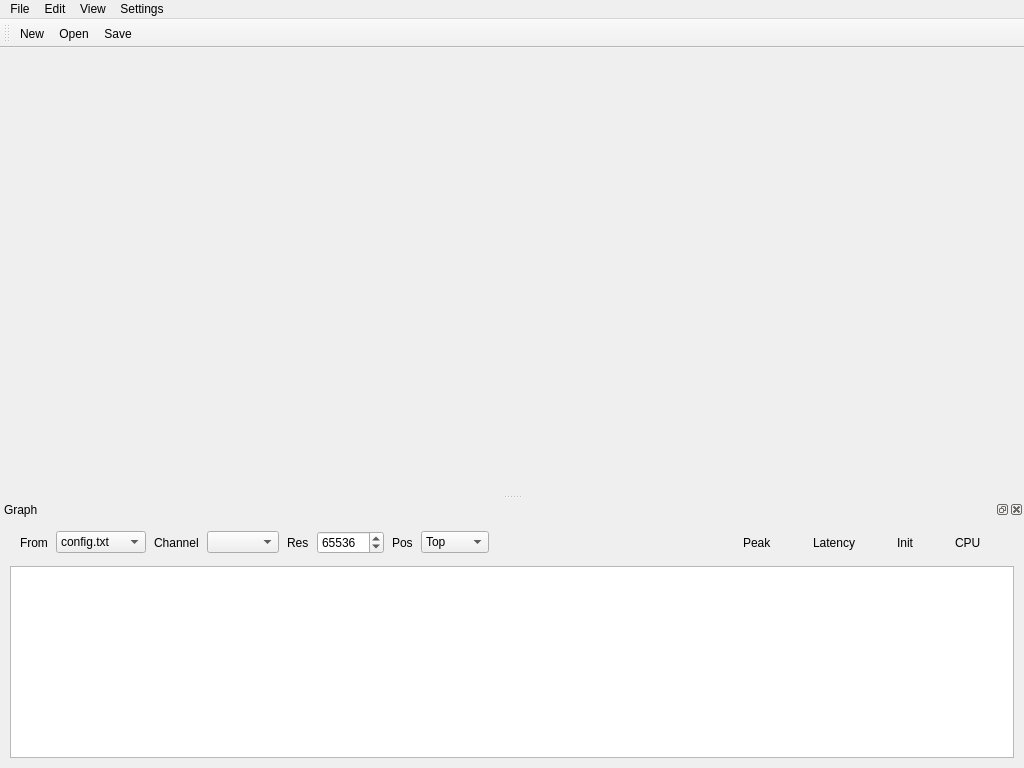
Old version of the form Editor/MainWindow.ui in the repository 115dkk/EqualizerAPO-XT.
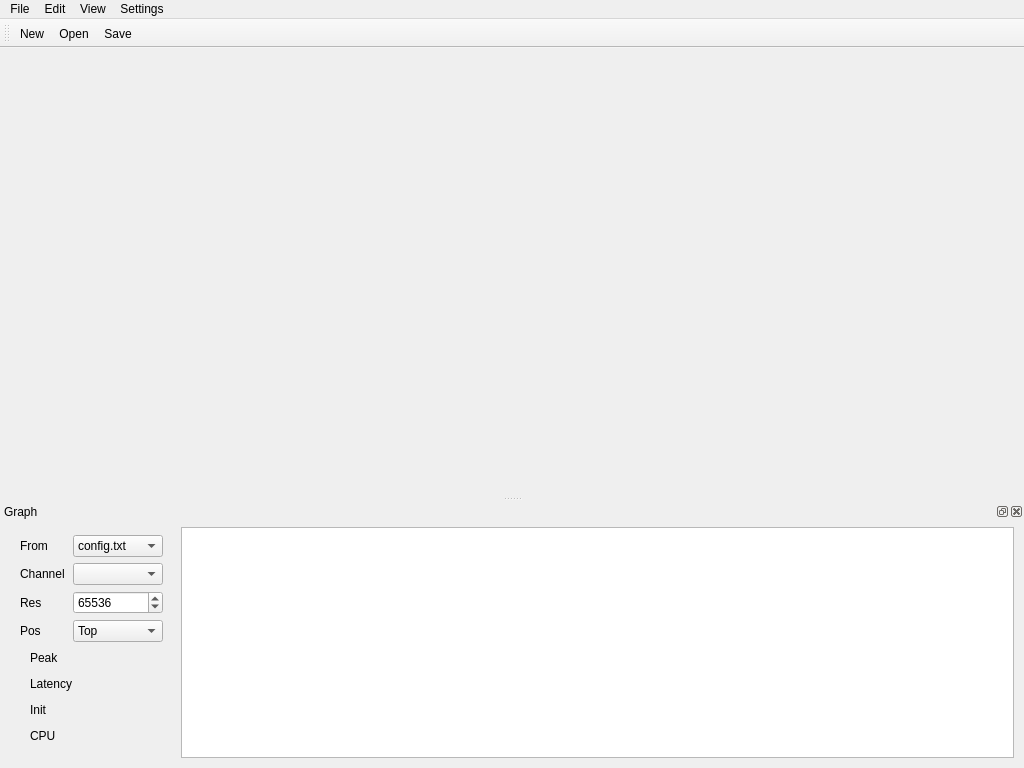
New version of the form. Icons and pictures are not drawn. Custom widgets are drawn as their Qt base class.

Commit message: feat(editor): user-feedback round 1 - soft pastel identity, dark-state contrast, compact analysis cell

The edit to the form file:
```diff
--- a/Editor/MainWindow.ui
+++ b/Editor/MainWindow.ui
@@ -126,7 +126,7 @@
     <number>8</number>
    </attribute>
    <widget class="QWidget" name="dockWidgetContents">
-    <layout class="QVBoxLayout" name="analysisDockLayout">
+    <layout class="QHBoxLayout" name="analysisDockLayout">
      <property name="leftMargin">
       <number>10</number>
      </property>
@@ -140,37 +140,52 @@
       <number>10</number>
      </property>
      <property name="spacing">
-      <number>6</number>
+      <number>8</number>
      </property>
      <item>
       <widget class="QFrame" name="analysisControlBar">
+       <property name="sizePolicy">
+        <sizepolicy hsizetype="Maximum" vsizetype="Preferred">
+         <horstretch>0</horstretch>
+         <verstretch>0</verstretch>
+        </sizepolicy>
+       </property>
+       <property name="maximumSize">
+        <size>
+         <width>250</width>
+         <height>16777215</height>
+        </size>
+       </property>
        <property name="frameShape">
         <enum>QFrame::Shape::NoFrame</enum>
        </property>
-       <layout class="QHBoxLayout" name="analysisControlLayout">
+       <layout class="QGridLayout" name="analysisControlLayout">
         <property name="leftMargin">
          <number>10</number>
         </property>
         <property name="topMargin">
-         <number>6</number>
+         <number>8</number>
         </property>
         <property name="rightMargin">
          <number>10</number>
         </property>
         <property name="bottomMargin">
+         <number>8</number>
+        </property>
+        <property name="horizontalSpacing">
+         <number>8</number>
+        </property>
+        <property name="verticalSpacing">
          <number>6</number>
         </property>
-        <property name="spacing">
-         <number>8</number>
-        </property>
-        <item>
+        <item row="0" column="0">
          <widget class="QLabel" name="startFromLabel">
           <property name="text">
            <string>From</string>
           </property>
          </widget>
         </item>
-        <item>
+        <item row="0" column="1">
          <widget class="QComboBox" name="startFromComboBox">
           <item>
            <property name="text">
@@ -184,24 +199,24 @@
           </item>
          </widget>
         </item>
-        <item>
+        <item row="1" column="0">
          <widget class="QLabel" name="analysisChannelLabel">
           <property name="text">
            <string>Channel</string>
           </property>
          </widget>
         </item>
-        <item>
+        <item row="1" column="1">
          <widget class="QComboBox" name="analysisChannelComboBox"/>
         </item>
-        <item>
+        <item row="2" column="0">
          <widget class="QLabel" name="resolutionLabel">
           <property name="text">
            <string>Res</string>
           </property>
          </widget>
         </item>
-        <item>
+        <item row="2" column="1">
          <widget class="ExponentialSpinBox" name="resolutionSpinBox">
           <property name="correctionMode">
            <enum>QAbstractSpinBox::CorrectionMode::CorrectToNearestValue</enum>
@@ -220,14 +235,14 @@
           </property>
          </widget>
         </item>
-        <item>
+        <item row="3" column="0">
          <widget class="QLabel" name="graphPositionLabel">
           <property name="text">
            <string>Pos</string>
           </property>
          </widget>
         </item>
-        <item>
+        <item row="3" column="1">
          <widget class="QComboBox" name="graphPositionComboBox">
           <item>
            <property name="text">
@@ -246,20 +261,7 @@
           </item>
          </widget>
         </item>
-        <item>
-         <spacer name="analysisControlSpacer">
-          <property name="orientation">
-           <enum>Qt::Orientation::Horizontal</enum>
-          </property>
-          <property name="sizeHint" stdset="0">
-           <size>
-            <width>20</width>
-            <height>1</height>
-           </size>
-          </property>
-         </spacer>
-        </item>
-        <item>
+        <item row="4" column="0" colspan="2">
          <widget class="QFrame" name="peakChip">
           <property name="frameShape">
            <enum>QFrame::Shape::NoFrame</enum>
@@ -297,7 +299,7 @@
           </layout>
          </widget>
         </item>
-        <item>
+        <item row="5" column="0" colspan="2">
          <widget class="QFrame" name="latencyChip">
           <property name="frameShape">
            <enum>QFrame::Shape::NoFrame</enum>
@@ -335,7 +337,7 @@
           </layout>
          </widget>
         </item>
-        <item>
+        <item row="6" column="0" colspan="2">
          <widget class="QFrame" name="initChip">
           <property name="frameShape">
            <enum>QFrame::Shape::NoFrame</enum>
@@ -373,7 +375,7 @@
           </layout>
          </widget>
         </item>
-        <item>
+        <item row="7" column="0" colspan="2">
          <widget class="QFrame" name="cpuChip">
           <property name="frameShape">
            <enum>QFrame::Shape::NoFrame</enum>
@@ -411,6 +413,19 @@
           </layout>
          </widget>
         </item>
+        <item row="8" column="0" colspan="2">
+         <spacer name="analysisControlSpacer">
+          <property name="orientation">
+           <enum>Qt::Orientation::Vertical</enum>
+          </property>
+          <property name="sizeHint" stdset="0">
+           <size>
+            <width>1</width>
+            <height>4</height>
+           </size>
+          </property>
+         </spacer>
+        </item>
        </layout>
       </widget>
      </item>
```
The commit also changes 11 other files.
